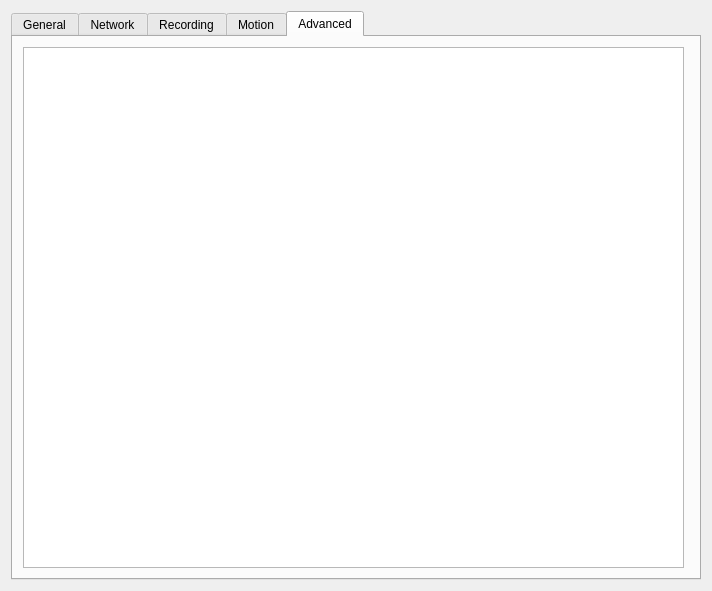
Old version of the form client/src/ui/widgets/properties/single_camera_settings_widget.ui in the repository networkoptix/nx_open.
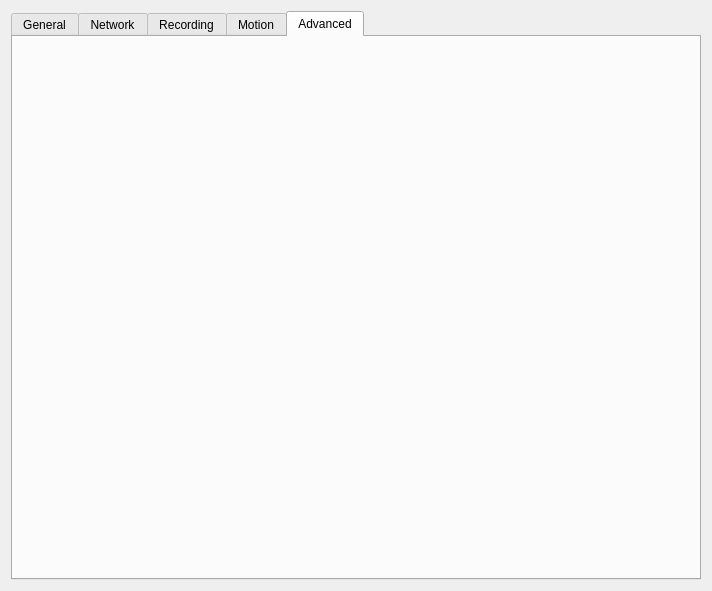
New version of the form. Custom widgets are drawn as their Qt base class.

Commit message:
Tree view: first implementation
<==== Mercurial data ====>
Branch: onvif_camera_settings

Patch:
```diff
--- a/client/src/ui/widgets/properties/single_camera_settings_widget.ui
+++ b/client/src/ui/widgets/properties/single_camera_settings_widget.ui
@@ -402,16 +402,6 @@
       <attribute name="title">
        <string>Advanced</string>
       </attribute>
-      <widget class="QTreeView" name="treeViewAdvanced">
-       <property name="geometry">
-        <rect>
-         <x>10</x>
-         <y>10</y>
-         <width>661</width>
-         <height>521</height>
-        </rect>
-       </property>
-      </widget>
      </widget>
     </widget>
    </item>
```
The commit also changes 4 other files.
